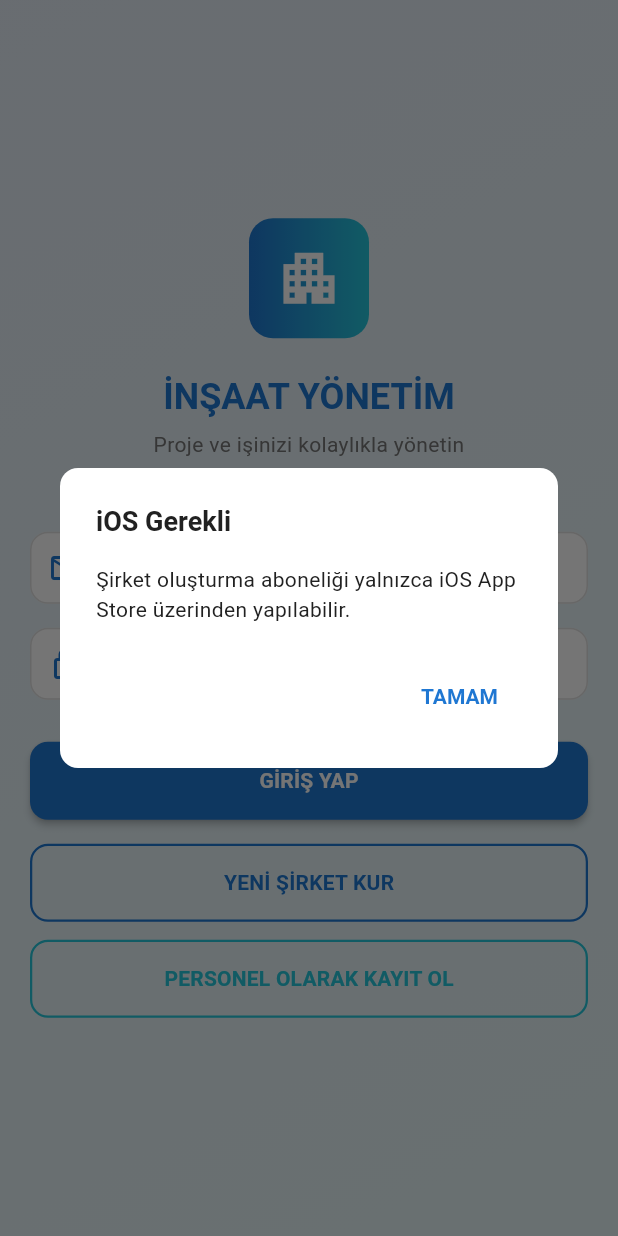
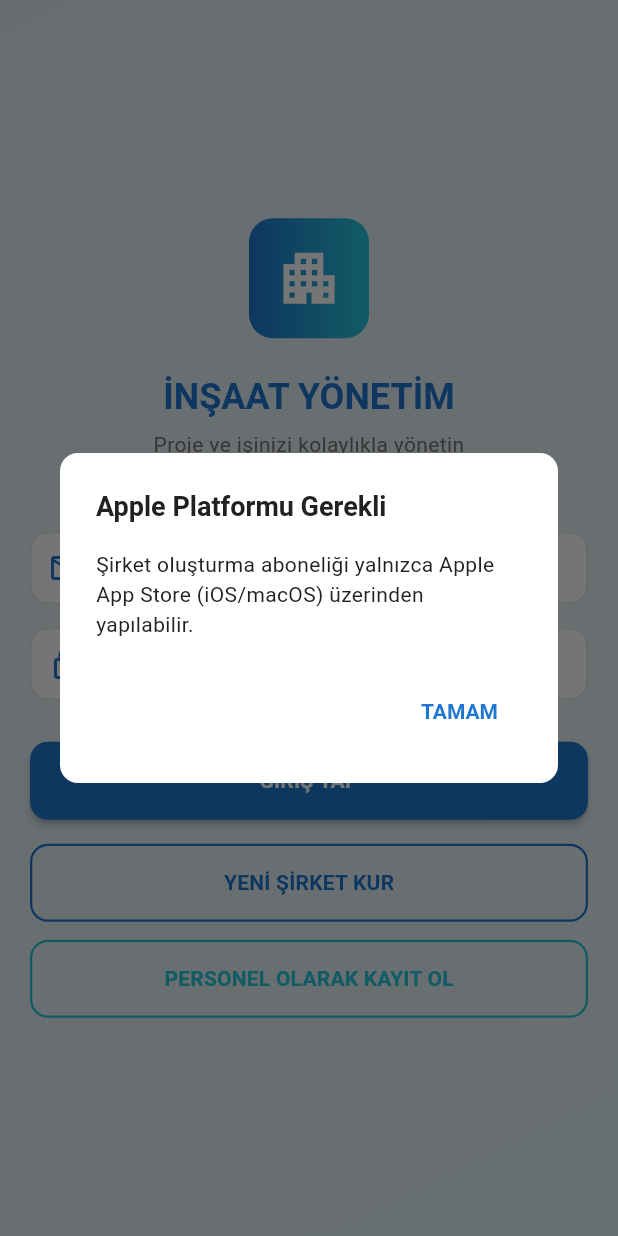
Before and after one commit to theplaybook7/lento, a Flutter app: the screen it shows after launch, after a tap on "YENİ ŞİRKET KUR", on a phone screen of 412 x 824 dp. Run offline on Flutter 3.47's test engine with Material 3 defaults, Android fonts, the phone set to English and light mode, and no system bars; our stand-ins replace cloud_firestore, file_picker, firebase_auth, firebase_core, firebase_storage, flutter_local_notifications and 4 more; missing offline and left inert: dart:html, dart:ui_web, syncfusion_flutter_pdfviewer, workmanager; accounts and stored records are empty; statements that could not run were skipped.

Commit message:
Allow payments on iOS and macOS only

```diff
--- a/lib/payment_service.dart
+++ b/lib/payment_service.dart
@@ -34,16 +34,19 @@ class PaymentService {
 
   String get lastError => _lastError;
 
-  bool get isIOSPaymentSupported {
+  bool get isApplePaymentSupported {
     if (kIsWeb) return false;
-    return defaultTargetPlatform == TargetPlatform.iOS;
+    return defaultTargetPlatform == TargetPlatform.iOS ||
+        defaultTargetPlatform == TargetPlatform.macOS;
   }
+
+  bool get isIOSPaymentSupported => isApplePaymentSupported;
 
   Future<void> initialize() async {
     if (_initialized) return;
 
-    if (!isIOSPaymentSupported) {
-      _lastError = 'Bu uygulamada ödeme yalnızca iOS App Store üzerinden desteklenir.';
+    if (!isApplePaymentSupported) {
+      _lastError = 'Bu uygulamada ödeme yalnızca Apple App Store (iOS/macOS) üzerinden desteklenir.';
       return;
     }
 
@@ -173,8 +176,8 @@ class PaymentService {
   /// Subscription ürünlerini yükle
   Future<List<ProductDetails>> fetchSubscriptionProducts() async {
     try {
-      if (!isIOSPaymentSupported) {
-        _lastError = 'Bu uygulamada ödeme yalnızca iOS App Store üzerinden desteklenir.';
+      if (!isApplePaymentSupported) {
+        _lastError = 'Bu uygulamada ödeme yalnızca Apple App Store (iOS/macOS) üzerinden desteklenir.';
         return [];
       }
 
@@ -204,8 +207,8 @@ class PaymentService {
       _lastError = '';
       await initialize();
 
-      if (!isIOSPaymentSupported) {
-        _lastError = 'Bu uygulamada ödeme yalnızca iOS App Store üzerinden desteklenir.';
+      if (!isApplePaymentSupported) {
+        _lastError = 'Bu uygulamada ödeme yalnızca Apple App Store (iOS/macOS) üzerinden desteklenir.';
         return false;
       }
 
@@ -285,8 +288,8 @@ class PaymentService {
   Future<bool> restorePurchases() async {
     try {
       _lastError = '';
-      if (!isIOSPaymentSupported) {
-        _lastError = 'Geri yükleme yalnızca iOS App Store için kullanılabilir.';
+      if (!isApplePaymentSupported) {
+        _lastError = 'Geri yükleme yalnızca Apple App Store (iOS/macOS) için kullanılabilir.';
         return false;
       }
 
--- a/lib/screens/login_screen.dart
+++ b/lib/screens/login_screen.dart
@@ -232,13 +232,13 @@ class _LoginSayfasiState extends State<LoginSayfasi> {
     // Subscription kontrolü
     final paymentService = PaymentService();
 
-    if (!paymentService.isIOSPaymentSupported) {
+    if (!paymentService.isApplePaymentSupported) {
       if (mounted) {
         showDialog(
           context: context,
           builder: (ctx) => AlertDialog(
-            title: const Text('iOS Gerekli'),
-            content: const Text('Şirket oluşturma aboneliği yalnızca iOS App Store üzerinden yapılabilir.'),
+            title: const Text('Apple Platformu Gerekli'),
+            content: const Text('Şirket oluşturma aboneliği yalnızca Apple App Store (iOS/macOS) üzerinden yapılabilir.'),
             actions: [
               TextButton(
                 onPressed: () => Navigator.pop(ctx),
--- a/lib/screens/paywall_screen.dart
+++ b/lib/screens/paywall_screen.dart
@@ -28,7 +28,7 @@ class _PaywallScreenState extends State<PaywallScreen> {
     final paymentService = PaymentService();
     await paymentService.initialize();
 
-    if (!paymentService.isIOSPaymentSupported) {
+    if (!paymentService.isApplePaymentSupported) {
       if (mounted) {
         WidgetsBinding.instance.addPostFrameCallback((_) {
           if (!mounted) return;
@@ -69,9 +69,9 @@ class _PaywallScreenState extends State<PaywallScreen> {
     try {
       final paymentService = PaymentService();
 
-      if (!paymentService.isIOSPaymentSupported) {
+      if (!paymentService.isApplePaymentSupported) {
         setState(() {
-          _statusMessage = 'Bu sürümde ödeme yalnızca iOS App Store üzerinden yapılabilir.';
+          _statusMessage = 'Bu sürümde ödeme yalnızca Apple App Store (iOS/macOS) üzerinden yapılabilir.';
         });
         return;
       }
```
